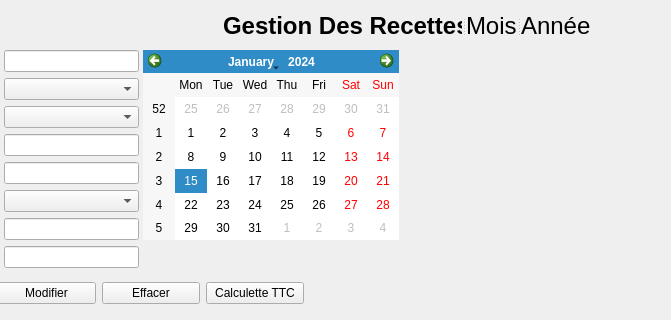
First picture: the form in fichiers_ui_qt/gestion_Recettes.ui, repository daniellouvel/mltva, before the edit; both pictures show x 117 to 788 and y 0 to 320 of the 1114 by 798 pixel window.
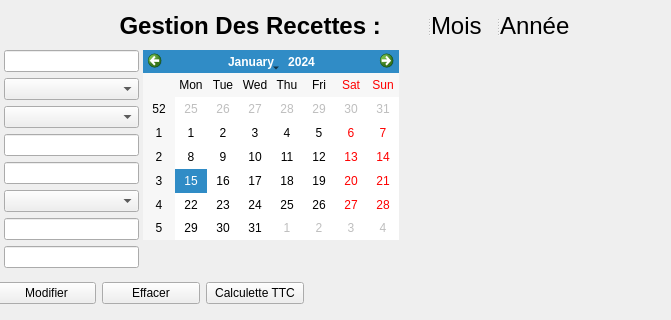
Second picture: the form after the edit.

Patch:
```diff
--- a/fichiers_ui_qt/gestion_Recettes.ui
+++ b/fichiers_ui_qt/gestion_Recettes.ui
@@ -121,9 +121,9 @@
   <widget class="QSplitter" name="splitter">
    <property name="geometry">
     <rect>
-     <x>340</x>
+     <x>197</x>
      <y>10</y>
-     <width>368</width>
+     <width>511</width>
      <height>32</height>
     </rect>
    </property>
@@ -132,7 +132,7 @@
    </property>
    <widget class="QLabel" name="label">
     <property name="text">
-     <string>&lt;html&gt;&lt;head/&gt;&lt;body&gt;&lt;p align=&quot;center&quot;&gt;&lt;span style=&quot; font-size:18pt; font-weight:700;&quot;&gt;Gestion Des Recettes&lt;/span&gt;&lt;/p&gt;&lt;/body&gt;&lt;/html&gt;</string>
+     <string>&lt;html&gt;&lt;head/&gt;&lt;body&gt;&lt;p align=&quot;center&quot;&gt;&lt;span style=&quot; font-size:18pt; font-weight:700;&quot;&gt;Gestion Des Recettes : &lt;/span&gt;&lt;/p&gt;&lt;/body&gt;&lt;/html&gt;</string>
     </property>
    </widget>
    <widget class="QLabel" name="moisLabel">
```
